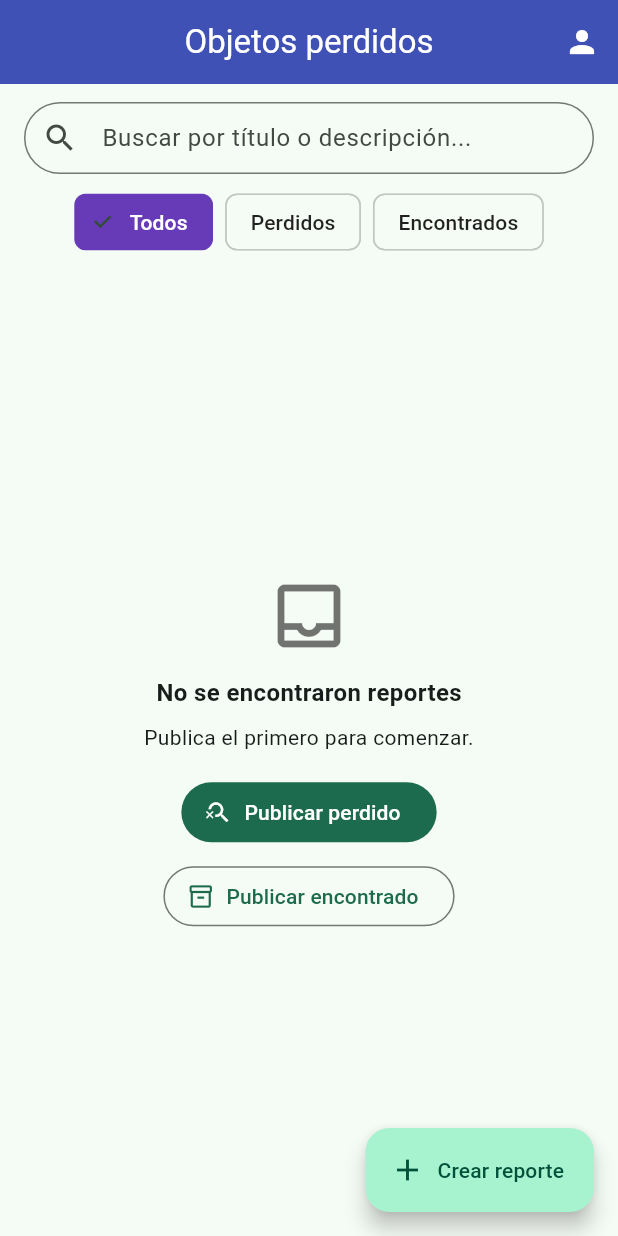
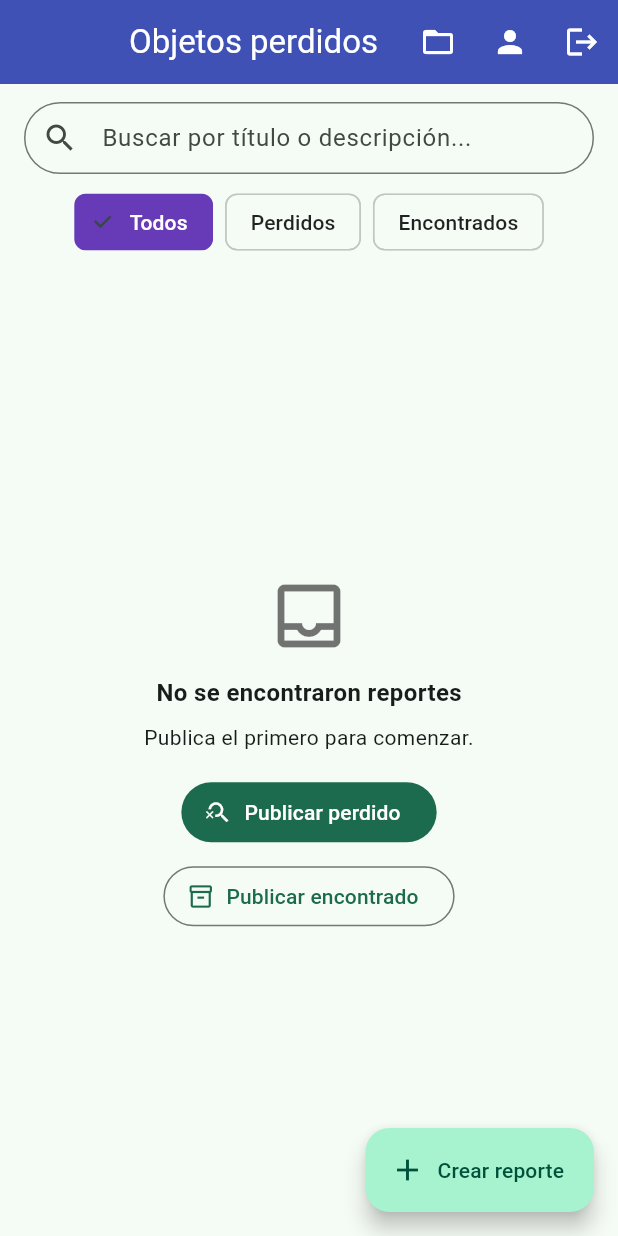
Before and after one commit to L2342/lost-found-app, a Flutter app: the FeedScreen screen opened directly, on a phone screen of 412 x 824 dp. Run offline on Flutter 3.47's test engine with Material 3 defaults, Android fonts, the phone set to English and light mode, and no system bars; our stand-ins replace cloud_firestore, firebase_auth, firebase_core, image_picker; accounts and stored records are empty.

Commit message:
fix:feed screen, integración completa

```diff
--- a/frontend/lib/screens/feed/feed_screen.dart
+++ b/frontend/lib/screens/feed/feed_screen.dart
@@ -108,13 +108,42 @@ class _FeedScreenState extends State<FeedScreen> {
 
         actions: [
           IconButton(
+            tooltip: 'Mis publicaciones',
+            icon: const Icon(Icons.folder_open_outlined),
+            onPressed: _abrirMisPublicaciones,
+          ),
+          if (isAdmin)
+            IconButton(
+              tooltip: 'Panel administrador',
+              icon: const Icon(Icons.admin_panel_settings_outlined),
+              onPressed: _abrirAdmin,
+            ),
+          IconButton(
+            tooltip: 'Mi perfil',
             icon: const Icon(Icons.person),
             onPressed: () {
               Navigator.push(
                 context,
                 MaterialPageRoute(
-                  builder: (_) => ProfileScreen(),
+                  builder: (_) =>  ProfileScreen(),
                 ),
+              );
+            },
+          ),
+          IconButton(
+            tooltip: 'Cerrar sesión',
+            icon: const Icon(Icons.logout),
+            onPressed: () async {
+              await AuthService().logout();
+
+              if (!context.mounted) return;
+
+              Navigator.pushAndRemoveUntil(
+                context,
+                MaterialPageRoute(
+                  builder: (_) => const LoginScreen(),
+                ),
+                (route) => false,
               );
             },
           ),
```
